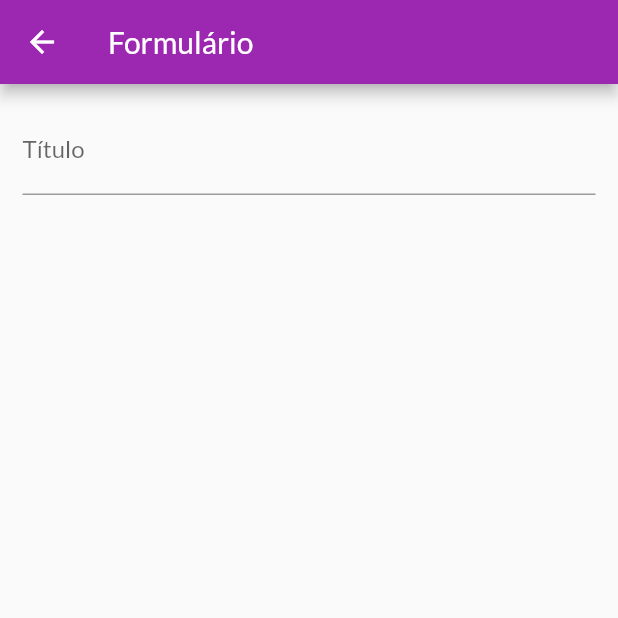
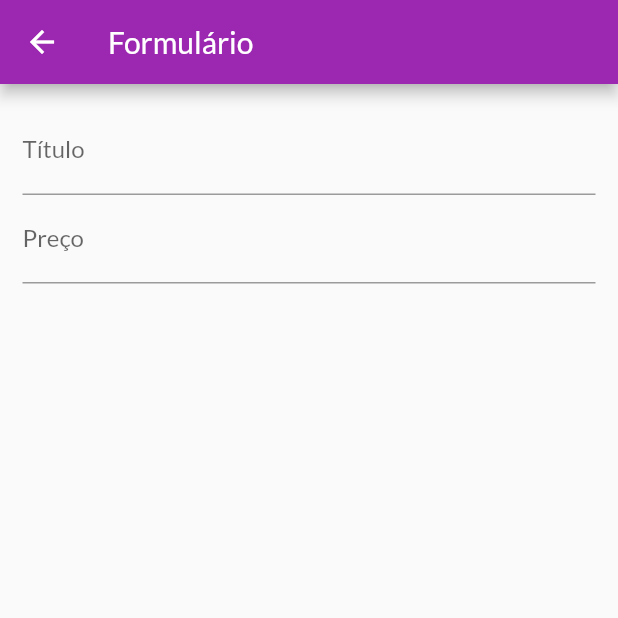
Before and after one commit to ramonmpacheco/bottini, a Flutter app: the ProductFormScreem screen opened by its route, on a phone screen of 412 x 824 dp, the top half of it. Run offline on Flutter 3.47's test engine with Material 2 defaults, Android fonts, the phone set to English and light mode, and no system bars; network calls fail.

Commit message:
add: product form inputs: focus - wip

```diff
--- a/lib/views/product_from_screen.dart
+++ b/lib/views/product_from_screen.dart
@@ -6,6 +6,8 @@ class ProductFormScreem extends StatefulWidget {
 }
 
 class _ProductFormScreemState extends State<ProductFormScreem> {
+  final _priceFocusNode = FocusNode();
+
   @override
   Widget build(BuildContext context) {
     return Scaffold(
@@ -20,7 +22,15 @@ class _ProductFormScreemState extends State<ProductFormScreem> {
               TextFormField(
                 decoration: InputDecoration(labelText: 'Título'),
                 textInputAction: TextInputAction.next,
-              )
+                onFieldSubmitted: (_) =>
+                    FocusScope.of(context).requestFocus(_priceFocusNode),
+              ),
+              TextFormField(
+                decoration: InputDecoration(labelText: 'Preço'),
+                textInputAction: TextInputAction.next,
+                focusNode: _priceFocusNode,
+                keyboardType: TextInputType.numberWithOptions(decimal: true),
+              ),
             ],
           ),
         ),
```
